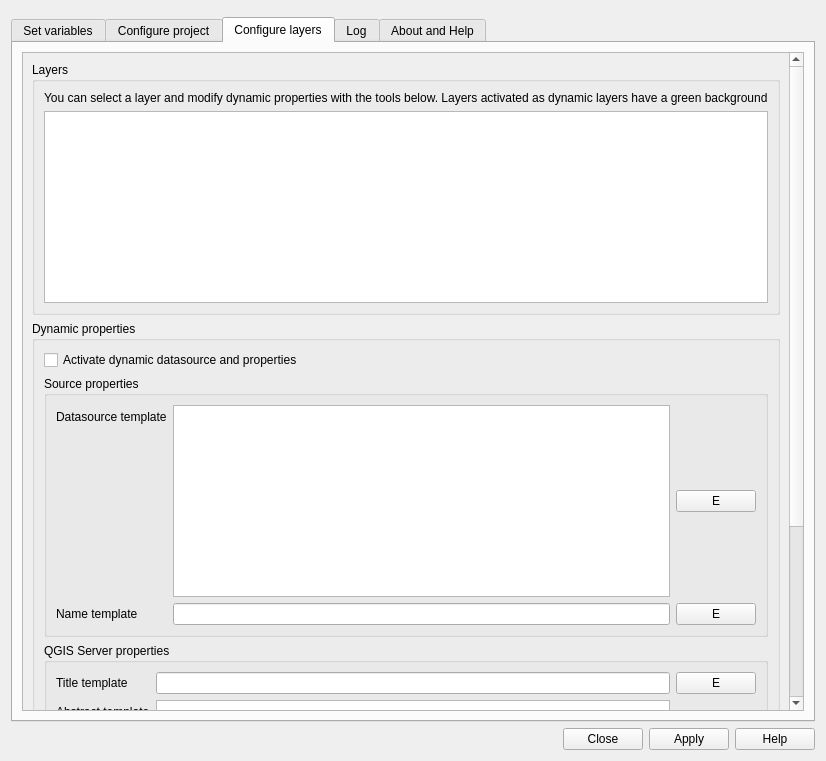
3liz/QgisDynamicLayersPlugin, file dynamic_layers/resources/ui/dynamic_layers_dialog_base.ui: the form before one commit.
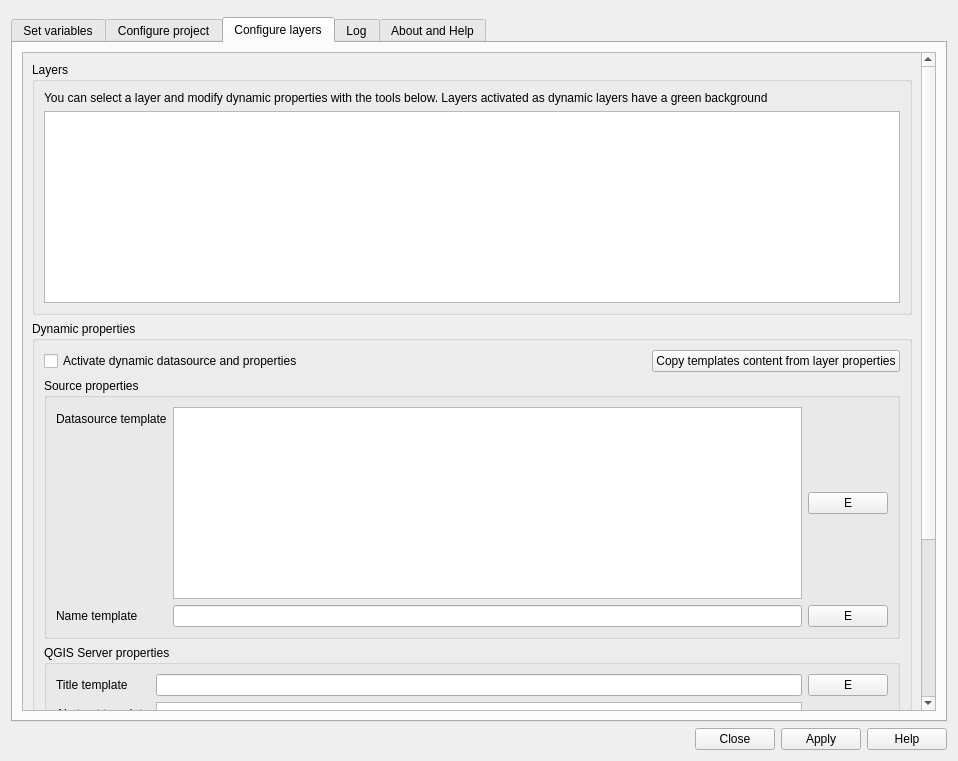
The form after the commit. The open tabs and pages were chosen to show the change. Custom widgets are drawn as their Qt base class.

Diff of the .ui file:
```diff
--- a/dynamic_layers/resources/ui/dynamic_layers_dialog_base.ui
+++ b/dynamic_layers/resources/ui/dynamic_layers_dialog_base.ui
@@ -6,7 +6,7 @@
    <rect>
     <x>0</x>
     <y>0</y>
-    <width>826</width>
+    <width>958</width>
     <height>761</height>
    </rect>
   </property>
@@ -321,9 +321,9 @@
           <property name="geometry">
            <rect>
             <x>0</x>
-            <y>0</y>
-            <width>373</width>
-            <height>975</height>
+            <y>-282</y>
+            <width>902</width>
+            <height>931</height>
            </rect>
           </property>
           <layout class="QVBoxLayout" name="verticalLayout_7">
@@ -375,11 +375,35 @@
              </property>
              <layout class="QVBoxLayout" name="verticalLayout_3">
               <item>
-               <widget class="QCheckBox" name="cbDatasourceActive">
-                <property name="text">
-                 <string>Activate dynamic datasource and properties</string>
-                </property>
-               </widget>
+               <layout class="QHBoxLayout" name="horizontalLayout_10">
+                <item>
+                 <widget class="QCheckBox" name="cbDatasourceActive">
+                  <property name="text">
+                   <string>Activate dynamic datasource and properties</string>
+                  </property>
+                 </widget>
+                </item>
+                <item>
+                 <spacer name="horizontalSpacer_2">
+                  <property name="orientation">
+                   <enum>Qt::Horizontal</enum>
+                  </property>
+                  <property name="sizeHint" stdset="0">
+                   <size>
+                    <width>40</width>
+                    <height>20</height>
+                   </size>
+                  </property>
+                 </spacer>
+                </item>
+                <item>
+                 <widget class="QPushButton" name="btCopyFromLayer">
+                  <property name="text">
+                   <string>Copy templates content from layer properties</string>
+                  </property>
+                 </widget>
+                </item>
+               </layout>
               </item>
               <item>
                <widget class="QGroupBox" name="groupBox_3">
@@ -483,13 +507,6 @@
                 </layout>
                </widget>
               </item>
-              <item>
-               <widget class="QPushButton" name="btCopyFromLayer">
-                <property name="text">
-                 <string>Copy templates content from layer properties</string>
-                </property>
-               </widget>
-              </item>
              </layout>
             </widget>
            </item>
```
Left out of the diff: 31 changed lines with no effect on the pictures.
